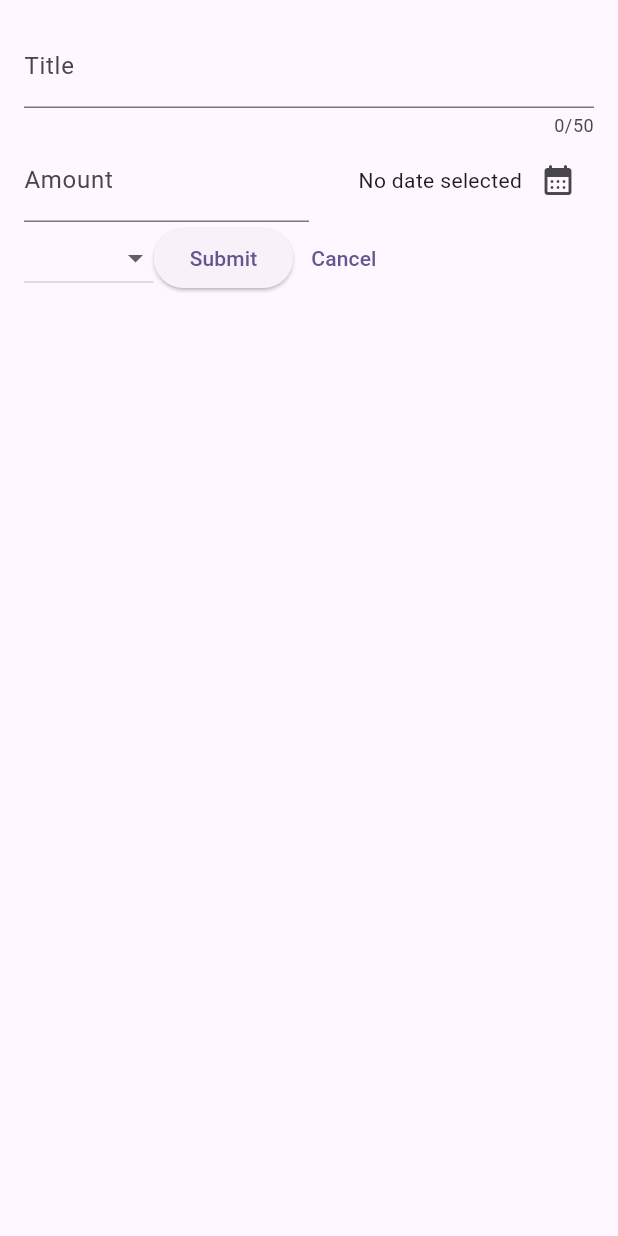
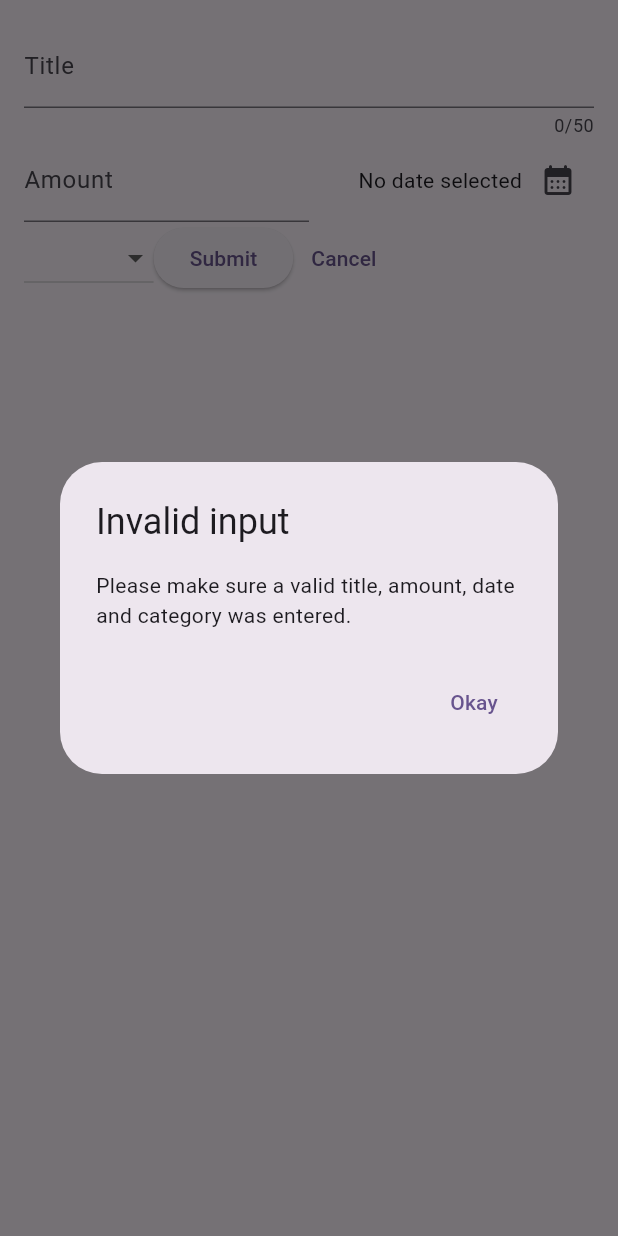
Before and after one commit to ssela98/expenses_tracker-flutter, a Flutter app: the NewExpense widget shown alone on an empty page, opened directly, after a tap on "Submit", on a phone screen of 412 x 824 dp. Run offline on Flutter 3.47's test engine with Material 2 defaults, Android fonts, the phone set to English and light mode, and no system bars.

Commit message:
add alert dialog for invalid data

```diff
--- a/lib/widgets/new_expense.dart
+++ b/lib/widgets/new_expense.dart
@@ -36,6 +36,33 @@ class _NewExpenseState extends State<NewExpense> {
     setState(() {
       _selectedCategory = category;
     });
+  }
+
+  void _submit() {
+    final enteredAmount = double.tryParse(_amountController.text);
+    final amountIsInvalid = enteredAmount == null || enteredAmount <= 0;
+
+    if (_titleController.text.trim().isEmpty ||
+        amountIsInvalid ||
+        _selectedDate == null) {
+      showDialog(
+        context: context,
+        builder: (ctx) => AlertDialog(
+          title: const Text('Invalid input'),
+          content: const Text(
+              'Please make sure a valid title, amount, date and category was entered.'),
+          actions: [
+            TextButton(
+              onPressed: () {
+                Navigator.pop(ctx);
+              },
+              child: const Text('Okay'),
+            )
+          ],
+        ),
+      );
+      return;
+    }
   }
 
   @override
@@ -101,11 +128,10 @@ class _NewExpenseState extends State<NewExpense> {
                   _setCategory(value);
                 },
               ),
+              Row(
+                children: [
                   ElevatedButton(
-                onPressed: () {
-                  print(_titleController.text);
-                  print(_amountController.text);
-                },
+                    onPressed: _submit,
                     child: const Text('Submit'),
                   ),
                   TextButton(
@@ -113,6 +139,8 @@ class _NewExpenseState extends State<NewExpense> {
                       Navigator.pop(context);
                     },
                     child: const Text('Cancel'),
+                  ),
+                ],
               )
             ],
           ),
```
Lines whose indentation alone changed are shown as unchanged.
